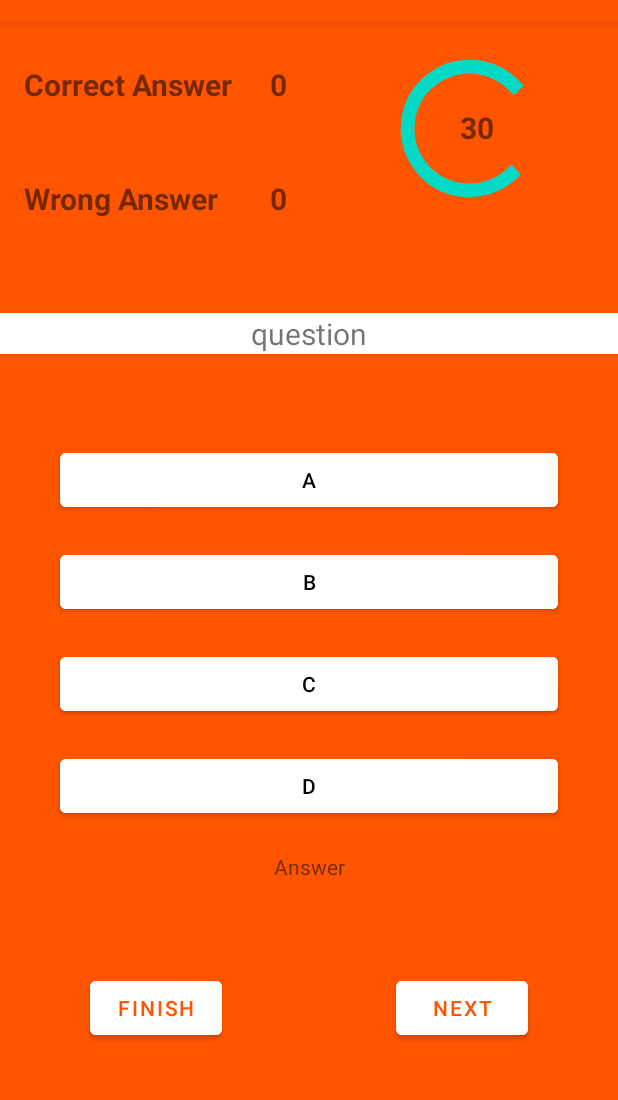
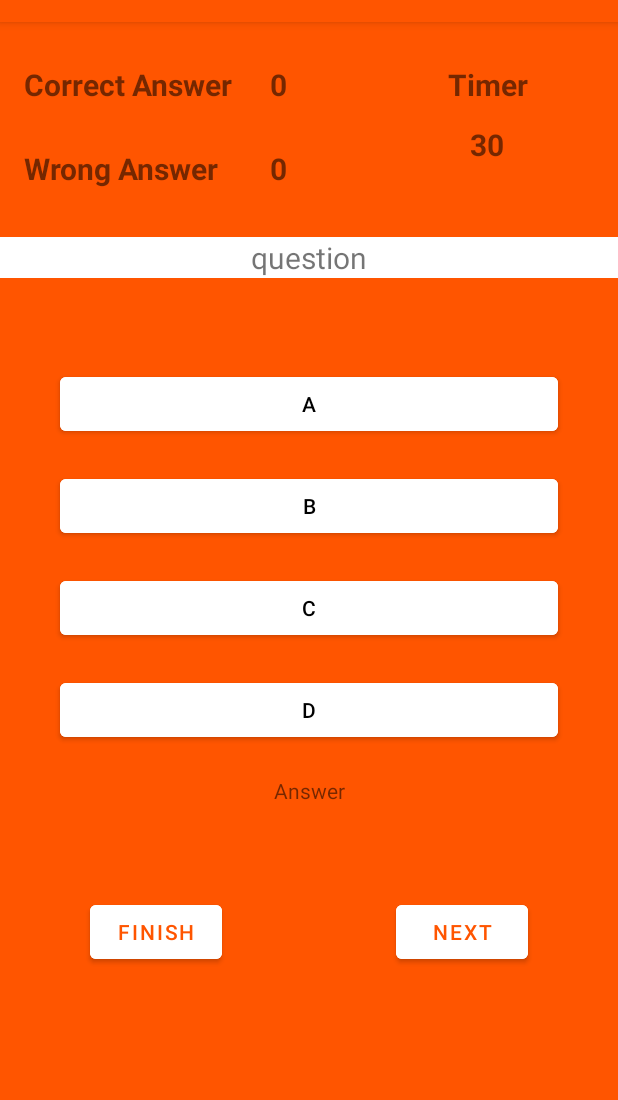
Before and after one commit to truongnv456/QuizApp1, an Android app: the QuestionFragment screen opened through its navigation route, on a phone screen of 412 x 824 dp, the part 62-1162 px from its top. Run offline under Robolectric (Android 15) with nearby library versions, the phone set to English and light mode, and no system bars; our stand-ins replace Firebase (no records; nobody signed in at launch, a user with empty details on screens opened directly).

Commit message:
update layout and sign out

```diff
--- a/app/src/main/java/navigationcomponentturtorialcom/example/quizapp/repository/AuthGoogleRepository.kt
+++ b/app/src/main/java/navigationcomponentturtorialcom/example/quizapp/repository/AuthGoogleRepository.kt
@@ -20,4 +20,8 @@ class AuthGoogleRepository() {
                 }
             }
     }
+
+    fun signOutWithGoogle() {
+        firebaseAuth.signOut()
+    }
 }
--- a/app/src/main/java/navigationcomponentturtorialcom/example/quizapp/viewmodel/AuthGoogleViewModel.kt
+++ b/app/src/main/java/navigationcomponentturtorialcom/example/quizapp/viewmodel/AuthGoogleViewModel.kt
@@ -25,4 +25,8 @@ class AuthGoogleViewModel(private val repository: AuthGoogleRepository) : ViewMo
                 // Xử lý lỗi nếu cần
             })
     }
+
+    fun signOutWithGoogle() {
+        repository.signOutWithGoogle()
+    }
 }
--- a/app/src/main/java/navigationcomponentturtorialcom/example/quizapp/views/HomeFragment.kt
+++ b/app/src/main/java/navigationcomponentturtorialcom/example/quizapp/views/HomeFragment.kt
@@ -7,22 +7,31 @@ import android.view.View
 import android.view.ViewGroup
 import navigationcomponentturtorialcom.example.quizapp.R
 import android.widget.Button
-import android.widget.Toast
 import androidx.appcompat.app.AlertDialog
 import androidx.fragment.app.viewModels
-import androidx.lifecycle.ViewModelProvider
 import androidx.navigation.fragment.findNavController
+import com.google.android.gms.auth.api.signin.GoogleSignIn
+import com.google.android.gms.auth.api.signin.GoogleSignInClient
+import com.google.android.gms.auth.api.signin.GoogleSignInOptions
+import navigationcomponentturtorialcom.example.quizapp.repository.AuthGoogleRepository
 import navigationcomponentturtorialcom.example.quizapp.repository.AuthRepository
+import navigationcomponentturtorialcom.example.quizapp.viewmodel.AuthGoogleViewModel
+import navigationcomponentturtorialcom.example.quizapp.viewmodel.AuthGoogleViewModelFactory
 import navigationcomponentturtorialcom.example.quizapp.viewmodel.AuthViewModel
 import navigationcomponentturtorialcom.example.quizapp.viewmodel.AuthViewModelFactory
 
 class HomeFragment : Fragment() {
-    private val viewModel by viewModels<AuthViewModel>{
+    private val viewModel by viewModels<AuthViewModel> {
         AuthViewModelFactory(AuthRepository())
+    }
+
+    private val googleViewModel by viewModels<AuthGoogleViewModel> {
+        AuthGoogleViewModelFactory(AuthGoogleRepository())
     }
 
     private lateinit var btnSignOut: Button
     private lateinit var btnStartQuiz: Button
+    private lateinit var googleSignInClient: GoogleSignInClient
 
     override fun onCreateView(
         inflater: LayoutInflater, container: ViewGroup?,
@@ -39,6 +48,7 @@ class HomeFragment : Fragment() {
         super.onViewCreated(view, savedInstanceState)
         btnSignOut.setOnClickListener {
             viewModel.signOut()
+            signOutWithGoogle()
             showSignOutDialog()
             findNavController().navigate(R.id.action_homeFragment_to_signInFragment)
         }
@@ -46,6 +56,18 @@ class HomeFragment : Fragment() {
         btnStartQuiz.setOnClickListener {
             findNavController().navigate(R.id.action_homeFragment_to_questionFragment)
         }
+        // Đảm bảo bạn đã khởi tạo GoogleSignInClient trong Fragment
+        val gso = GoogleSignInOptions.Builder(GoogleSignInOptions.DEFAULT_SIGN_IN)
+            .requestIdToken(getString(R.string.default_web_client_id))
+            .requestEmail()
+            .build()
+
+        googleSignInClient = GoogleSignIn.getClient(requireActivity(), gso)
+
+    }
+
+    private fun signOutWithGoogle() {
+        googleSignInClient.signOut()
     }
 
     // Hàm để hiển thị dialog khi sign out thành công
--- a/app/src/main/res/layout/fragment_question.xml
+++ b/app/src/main/res/layout/fragment_question.xml
@@ -26,7 +26,7 @@
         android:layout_width="wrap_content"
         android:layout_height="wrap_content"
         android:layout_marginStart="16dp"
-        android:layout_marginTop="104dp"
+        android:layout_marginTop="84dp"
         android:text="Wrong Answer"
         android:textSize="20sp"
         android:textStyle="bold"
@@ -50,48 +50,48 @@
         android:layout_width="wrap_content"
         android:layout_height="wrap_content"
         android:layout_marginStart="180dp"
-        android:layout_marginTop="104dp"
+        android:layout_marginTop="84dp"
         android:text="0"
         android:textSize="20sp"
         android:textStyle="bold"
         app:layout_constraintStart_toStartOf="parent"
         app:layout_constraintTop_toTopOf="parent" />
 
-    <ProgressBar
+    <TextView
         android:id="@+id/progressBar2"
-        style="?android:attr/progressBarStyle"
-        android:layout_width="110dp"
-        android:layout_height="110dp"
-        android:layout_marginTop="16dp"
-        android:layout_marginEnd="44dp"
+        android:layout_width="wrap_content"
+        android:layout_height="wrap_content"
+        android:layout_marginTop="28dp"
+        android:layout_marginEnd="60dp"
+        android:text="Timer"
+        android:textStyle="bold"
+        android:textSize="20sp"
         app:layout_constraintEnd_toEndOf="parent"
         app:layout_constraintTop_toTopOf="parent" />
 
     <TextView
         android:id="@+id/tvCountTimer"
-        android:layout_width="45dp"
-        android:layout_height="30dp"
+        android:layout_width="wrap_content"
+        android:layout_height="wrap_content"
+        android:layout_marginTop="68dp"
+        android:layout_marginEnd="76dp"
         android:text="30"
         android:textSize="20sp"
         android:textStyle="bold"
-        app:layout_constraintBottom_toBottomOf="@+id/progressBar2"
-        app:layout_constraintEnd_toEndOf="@+id/progressBar2"
-        app:layout_constraintHorizontal_bias="0.753"
-        app:layout_constraintStart_toStartOf="@+id/progressBar2"
-        app:layout_constraintTop_toTopOf="@+id/progressBar2"
-        app:layout_constraintVertical_bias="0.512" />
+        app:layout_constraintEnd_toEndOf="parent"
+        app:layout_constraintTop_toTopOf="parent" />
 
     <TextView
         android:id="@+id/tvQuizDetail"
         android:layout_width="match_parent"
         android:layout_height="wrap_content"
-        android:layout_marginTop="68dp"
+        android:layout_marginTop="88dp"
+        android:background="@color/white"
+        android:gravity="center"
         android:text="question"
         android:textSize="20sp"
-        android:background="@color/white"
-        android:gravity="center"
         app:layout_constraintEnd_toEndOf="parent"
-        app:layout_constraintHorizontal_bias="0.5"
+        app:layout_constraintHorizontal_bias="0.0"
         app:layout_constraintStart_toStartOf="parent"
         app:layout_constraintTop_toBottomOf="@+id/progressBar2" />
 
```
